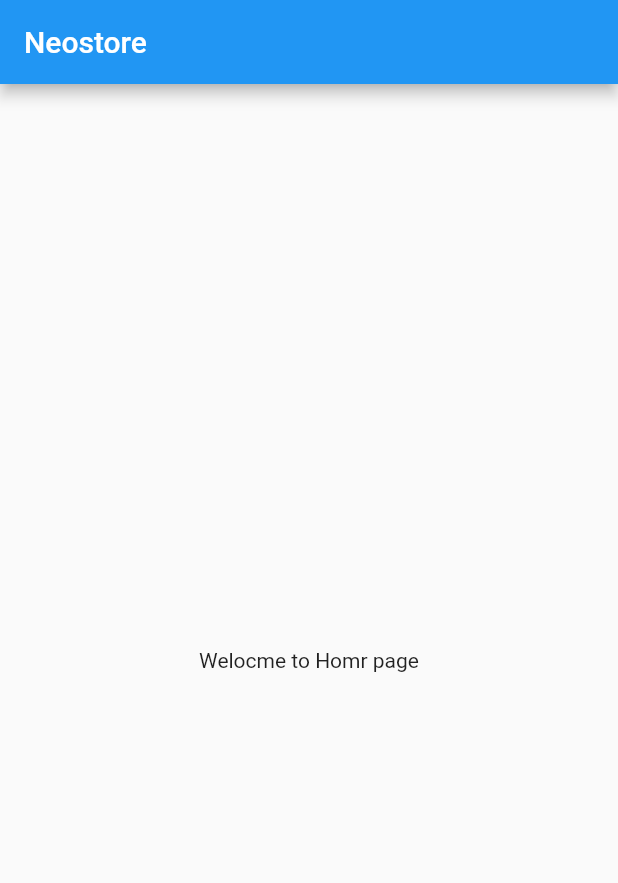
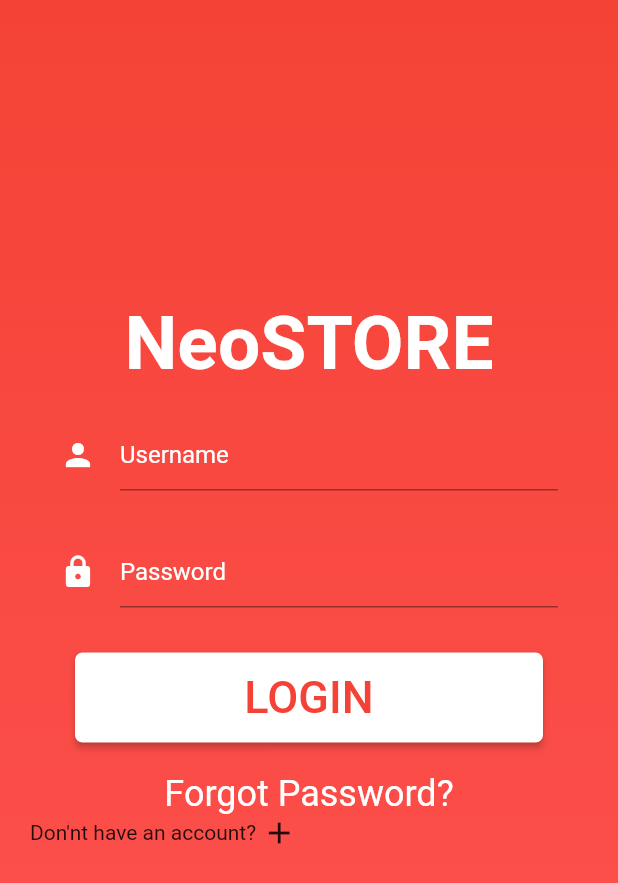
Before and after one commit to ShraddhaMhatree/neostore, a Flutter app: the screen it shows after launch, on a phone screen of 412 x 824 dp. Shown: the top 883 px of the screen. Run offline on Flutter 3.47's test engine with Material 2 defaults, Android fonts, the phone set to English and light mode, and no system bars.

Commit message:
login screen added

```diff
--- a/lib/main.dart
+++ b/lib/main.dart
@@ -1,4 +1,5 @@
 import 'package:flutter/material.dart';
+import 'package:neostore/screens/login_screen.dart';
 
 void main() {
   runApp(MyApp());
@@ -6,17 +7,33 @@ void main() {
 
 class MyApp extends StatelessWidget {
   // This widget is the root of your application.
+  static final Map<int, Color> color =
+{
+50:Color.fromRGBO(136,14,79, .1),
+100:Color.fromRGBO(136,14,79, .2),
+200:Color.fromRGBO(136,14,79, .3),
+300:Color.fromRGBO(136,14,79, .4),
+400:Color.fromRGBO(136,14,79, .5),
+500:Color.fromRGBO(136,14,79, .6),
+600:Color.fromRGBO(136,14,79, .7),
+700:Color.fromRGBO(136,14,79, .8),
+800:Color.fromRGBO(136,14,79, .9),
+900:Color.fromRGBO(136,14,79, 1),
+};
+MaterialColor colorCustom = MaterialColor(0xFFFE3F3F, color);
   @override
   Widget build(BuildContext context) {
     return MaterialApp(
       title: 'Flutter Demo',
       theme: ThemeData(
-        primarySwatch: Colors.blue,
+        primarySwatch: colorCustom,
         visualDensity: VisualDensity.adaptivePlatformDensity,
       ),
-      home: MyHomePage(),
+      home: LoginScreen(),
     );
   }
+
+
 }
 
 class MyHomePage extends StatelessWidget {
--- /dev/null
+++ b/lib/screens/login_screen.dart
@@ -0,0 +1,124 @@
+import 'package:flutter/material.dart';
+
+class LoginScreen extends StatefulWidget {
+
+  @override
+  _LoginScreenState createState() => _LoginScreenState();
+}
+
+class _LoginScreenState extends State<LoginScreen> {
+  bool _isLoading = false;
+  @override
+  Widget build(BuildContext context) {
+    final deviceSize = MediaQuery.of(context).size;
+    return Scaffold(
+        body: Container(
+          width: double.infinity,
+        decoration: BoxDecoration(
+          gradient: LinearGradient(
+              colors: [Colors.red, Colors.redAccent],
+              begin: Alignment.topCenter,
+              end: Alignment.bottomCenter),
+        ),
+        child: _isLoading ? Center(child: CircularProgressIndicator()) : Padding(
+          padding: EdgeInsets.symmetric(horizontal: 20),
+                  child: Column(
+            crossAxisAlignment: CrossAxisAlignment.center,
+            children: <Widget>[
+              headerSection(),
+              textInputSection(),
+              buttonSection(),
+              textSection(),
+              Align(
+                alignment: Alignment.bottomCenter,
+                child: footerSection(),
+              )
+
+            ],
+          ),
+        ),
+      ),
+
+    );
+  }
+
+  Container headerSection(){
+    return Container(
+      margin: EdgeInsets.only(top: 200),
+      child: Text('NeoSTORE',
+      style: TextStyle(color: Colors.white, fontSize:50, fontWeight: FontWeight.bold),),
+    );
+  }
+
+  Container textInputSection(){
+    return Container(
+      margin: EdgeInsets.only(top: 20),
+      padding: EdgeInsets.symmetric(horizontal: 20),
+      child: Column(
+        crossAxisAlignment: CrossAxisAlignment.stretch,
+        children: <Widget>[
+          TextFormField(
+            decoration: InputDecoration(
+              icon: Icon(Icons.person, color: Colors.white),
+              hintText: 'Username',
+              hintStyle: TextStyle(
+                color: Colors.white
+              )
+
+            ),
+          ),
+          SizedBox(height: 30,),
+          TextFormField(
+
+            decoration: InputDecoration(
+
+              icon: Icon(Icons.lock, color: Colors.white,),
+              hintText: 'Password',
+              hintStyle: TextStyle(
+                color: Colors.white
+              )
+            ),
+          ),
+
+        ],
+      ),
+    );
+  }
+
+  Container buttonSection(){
+    return Container(
+      width: MediaQuery.of(context).size.width,
+      height: 60.0,
+      padding: EdgeInsets.symmetric(horizontal: 30),
+      margin: EdgeInsets.only(top: 30),
+      child: RaisedButton(
+        textColor: Colors.red,
+        child: Text('LOGIN', style: TextStyle(fontSize: 30,),),
+        color: Colors.white,
+        shape: RoundedRectangleBorder(borderRadius: BorderRadius.circular(5.0)),
+        onPressed: (){},
+      )
+      ,
+    );
+  }
+
+  Container textSection(){
+    return Container(
+      margin: EdgeInsets.only(top: 20),
+      child: Text('Forgot Password?', style: TextStyle(color: Colors.white,fontSize: 24 ),),
+    );
+  }
+
+  Container footerSection(){
+    return Container(
+
+      child: Row(
+        children: <Widget>[
+          Text('Don\'nt have an account? '),
+          Icon(Icons.add)
+        ],
+      ),
+    );
+  }
+
+}
```
